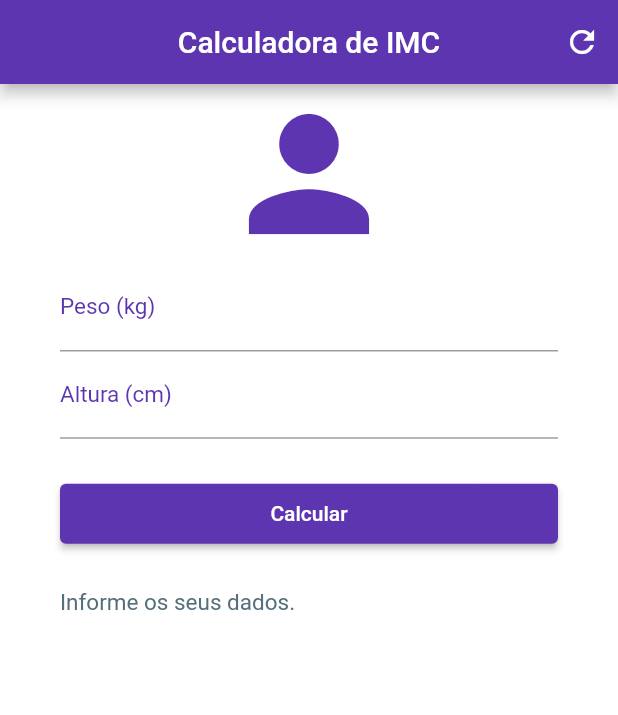
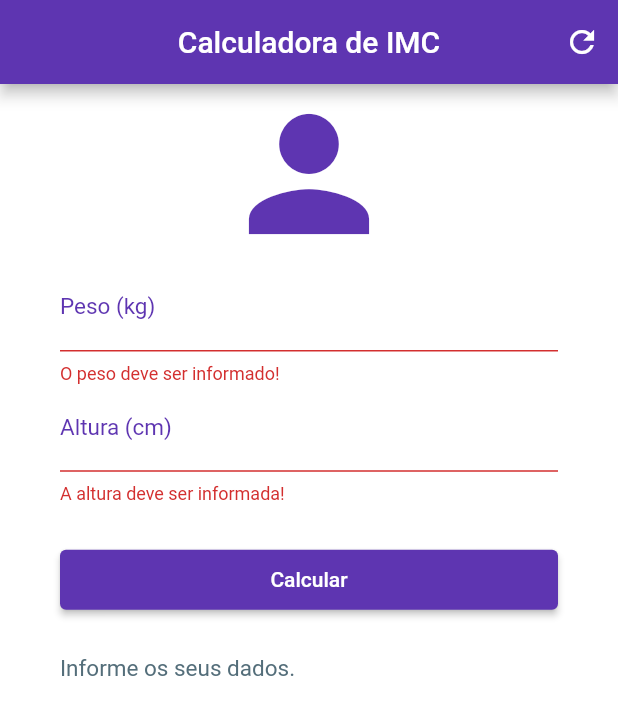
Before and after one commit to ArthurSudbrackIbarra/Calculadora-IMC, a Flutter app: the screen it shows after launch, after a tap on "Calcular", on a phone screen of 412 x 824 dp. Shown: the top 715 px of the screen. Run offline on Flutter 3.47's test engine with Material 2 defaults, Android fonts, the light colour scheme and no system bars.

Commit message:
Verificação campos de texto.

```diff
--- a/lib/main.dart
+++ b/lib/main.dart
@@ -16,8 +16,12 @@ class Home extends StatefulWidget {
 }
 
 class _HomeState extends State<Home> {
+
   TextEditingController weightController = TextEditingController();
   TextEditingController heightController = TextEditingController();
+
+  GlobalKey<FormState> _formKey = GlobalKey<FormState>();
+
   String _infoText = "Informe os seus dados.";
 
   void _resetFields(){
@@ -39,23 +43,26 @@ class _HomeState extends State<Home> {
     String result = "";
     if(imc < 18.5){
       result = "Seu IMC é de ${imc.toStringAsPrecision(5)} (Abaixo do Peso).";
-    }
-    else if(imc <= 24.9){
+    } else if(imc <= 24.9){
       result = "Seu IMC é de ${imc.toStringAsPrecision(5)} (Peso Normal).";
-    }
-    else if(imc <= 29.9){
+    } else if(imc <= 29.9){
       result = "Seu IMC é de ${imc.toStringAsPrecision(5)} (Sobrepeso).";
-    }
-    else if(imc <= 34.9){
+    } else if(imc <= 34.9){
       result = "Seu IMC é de ${imc.toStringAsPrecision(5)} (Obesidade Grau I).";
-    }
-    else if(imc <= 39.9){
+    } else if(imc <= 39.9){
       result = "Seu IMC é de ${imc.toStringAsPrecision(5)} (Obesidade Grau II).";
-    }
-    else{
+    } else{
       result = "Seu IMC é de ${imc.toStringAsPrecision(5)} (Obesidade Grau III ou Mórbida).";
     }
     _updateInfoText(result);
+  }
+
+  bool _isNumber(String value){
+    final number = num.tryParse(value);
+    if(number == null){
+      return false;
+    }
+    return true;
   }
 
   @override
@@ -74,13 +81,15 @@ class _HomeState extends State<Home> {
       ),
       backgroundColor: Colors.white,
       body: SingleChildScrollView(
+        child: Form(
+          key: _formKey,
           child: Column(
             crossAxisAlignment: CrossAxisAlignment.stretch,
             children: [
               Icon(Icons.person, size: 120, color: Colors.deepPurple.shade600,),
               Padding(
                 padding: EdgeInsets.only(left: 40, right: 40),
-              child: TextField(
+                child: TextFormField(
                   keyboardType: TextInputType.number,
                   decoration: InputDecoration(
                     labelText: "Peso (kg)",
@@ -89,11 +98,19 @@ class _HomeState extends State<Home> {
                   style: TextStyle(color: Colors.blueGrey.shade600),
                   textAlign: TextAlign.center,
                   controller: weightController,
+                  validator: (value){
+                    if(value == null || value.isEmpty){
+                      return "O peso deve ser informado!";
+                    }
+                    if(!_isNumber(value)){
+                      return "O peso deve ser um número!";
+                    }
+                  },
                 ),
               ),
               Padding(
                 padding: EdgeInsets.only(left: 40, right: 40),
-              child: TextField(
+                child: TextFormField(
                   keyboardType: TextInputType.number,
                   decoration: InputDecoration(
                     labelText: "Altura (cm)",
@@ -102,6 +119,14 @@ class _HomeState extends State<Home> {
                   style: TextStyle(color: Colors.blueGrey.shade600),
                   textAlign: TextAlign.center,
                   controller: heightController,
+                  validator: (value){
+                    if(value == null || value.isEmpty){
+                      return "A altura deve ser informada!";
+                    }
+                    if(!_isNumber(value)){
+                      return "A altura deve ser um número!";
+                    }
+                  },
                 ),
               ),
               Padding(
@@ -109,7 +134,11 @@ class _HomeState extends State<Home> {
                 child: Container(
                   height: 40,
                   child: ElevatedButton(
-                  onPressed: _calculateIMC,
+                    onPressed: (){
+                      if(_formKey.currentState!.validate()){
+                        _calculateIMC();
+                      }
+                    },
                     child: Text("Calcular"),
                     style: ElevatedButton.styleFrom(
                       primary: Colors.deepPurple.shade600
@@ -124,6 +153,7 @@ class _HomeState extends State<Home> {
             ],
           ),
         )
+      )
     );
   }
 }
```
Lines whose indentation alone changed are shown as unchanged.
